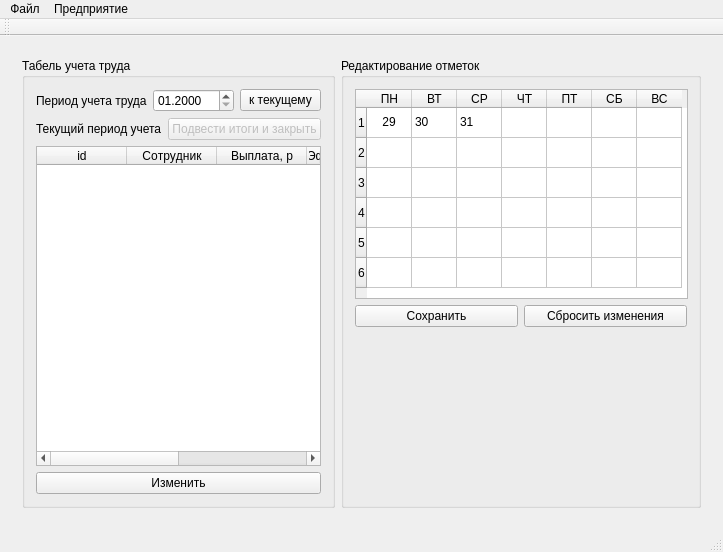
Qt form SalaryCount/SalaryCount/salarycount.ui (artemkurylev/mdkp) before a commit.
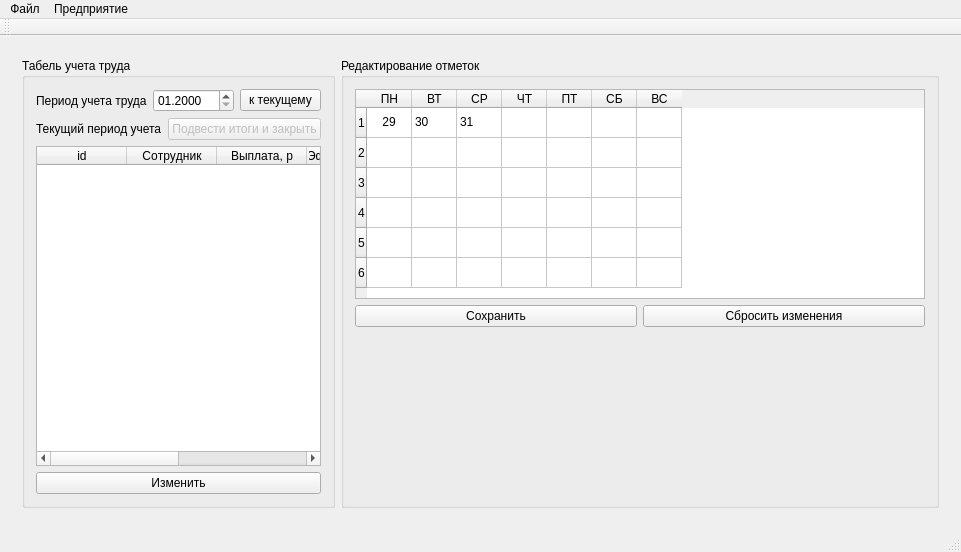
The same form after that commit. The open tabs and pages were chosen to show the change. Icons and pictures are not drawn.

Commit message: Теперь более адекватное отображение табеля(выходные и рабочие пишутся полностью)

```diff
--- a/SalaryCount/SalaryCount/salarycount.ui
+++ b/SalaryCount/SalaryCount/salarycount.ui
@@ -6,7 +6,7 @@
    <rect>
     <x>0</x>
     <y>0</y>
-    <width>703</width>
+    <width>685</width>
     <height>552</height>
    </rect>
   </property>
@@ -322,14 +322,14 @@
            <bool>true</bool>
           </property>
           <property name="sizePolicy">
-           <sizepolicy hsizetype="Preferred" vsizetype="Expanding">
+           <sizepolicy hsizetype="Expanding" vsizetype="Expanding">
             <horstretch>2</horstretch>
             <verstretch>0</verstretch>
            </sizepolicy>
           </property>
           <property name="maximumSize">
            <size>
-            <width>360</width>
+            <width>700</width>
             <height>16777215</height>
            </size>
           </property>
@@ -367,20 +367,20 @@
            <item row="0" column="0">
             <widget class="QTableWidget" name="laborSheet">
              <property name="sizePolicy">
-              <sizepolicy hsizetype="Preferred" vsizetype="Minimum">
+              <sizepolicy hsizetype="Expanding" vsizetype="Minimum">
                <horstretch>0</horstretch>
                <verstretch>0</verstretch>
               </sizepolicy>
              </property>
              <property name="minimumSize">
               <size>
-               <width>333</width>
+               <width>570</width>
                <height>210</height>
               </size>
              </property>
              <property name="maximumSize">
               <size>
-               <width>335</width>
+               <width>700</width>
                <height>220</height>
               </size>
              </property>
@@ -980,7 +980,7 @@
     <rect>
      <x>0</x>
      <y>0</y>
-     <width>703</width>
+     <width>685</width>
      <height>21</height>
     </rect>
    </property>
```
Left out of the diff: 14 changed lines with no effect on the pictures. The commit also changes 1 other file.
